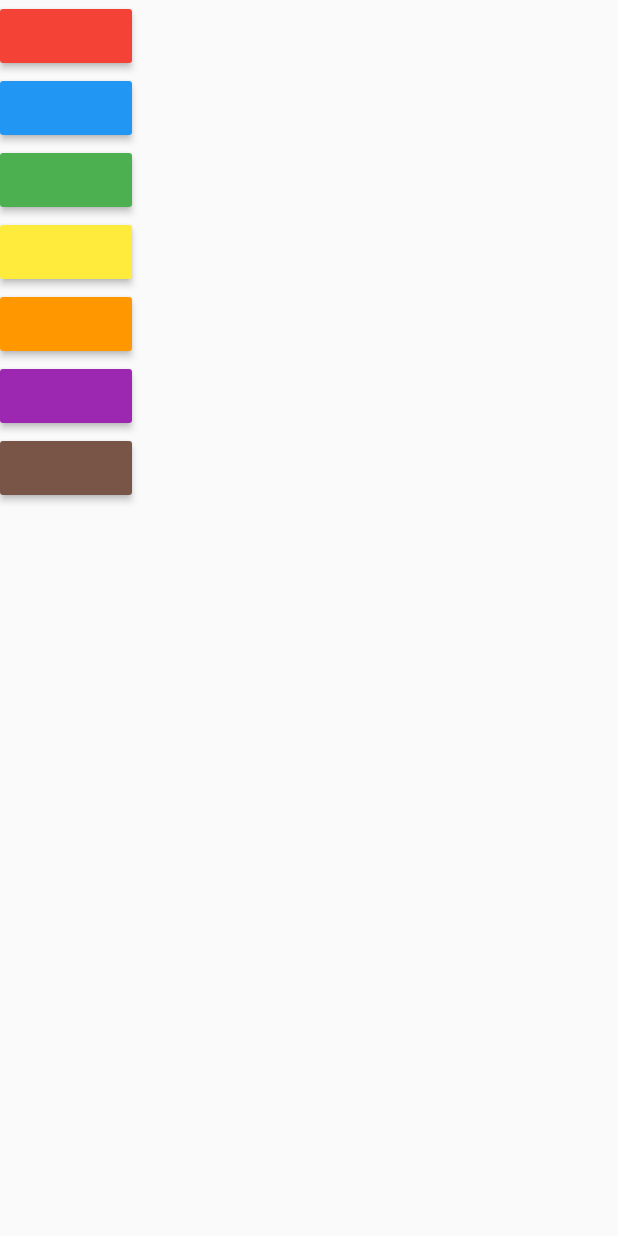
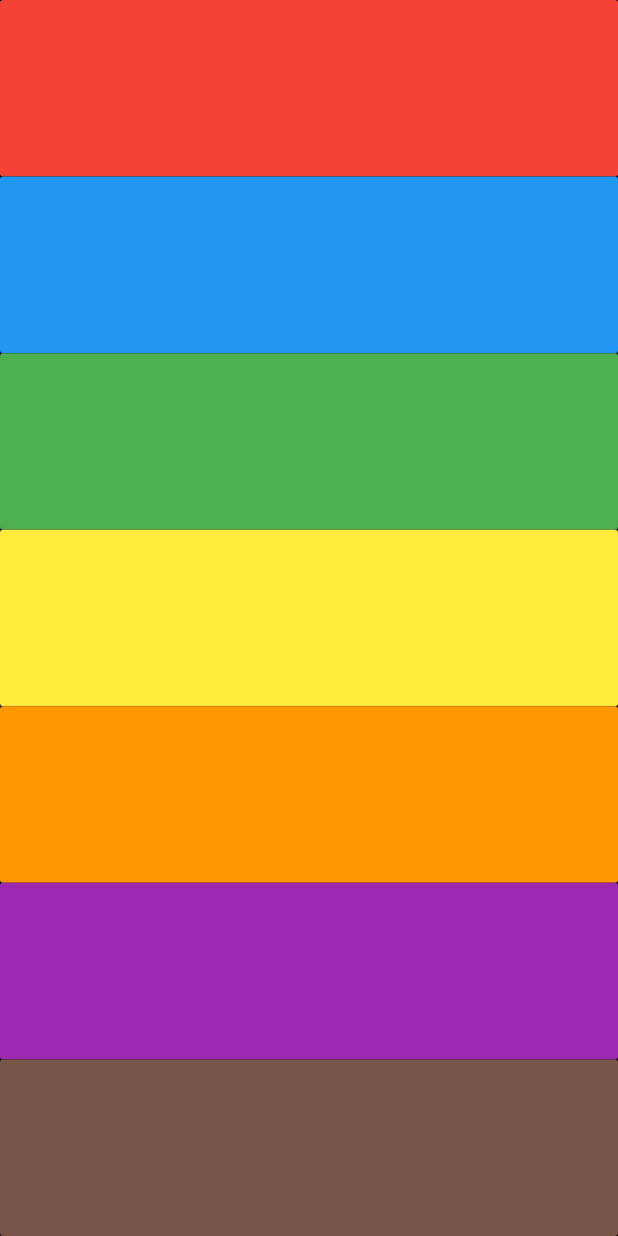
Before and after one commit to manvendrasingh09/Codes, a Flutter app: the screen it shows after launch, on a phone screen of 412 x 824 dp. Run offline on Flutter 3.47's test engine with Material 2 defaults, Android fonts, the phone set to English and light mode, and no system bars; our stand-ins replace audioplayers.

Commit message:
using Android Studio

```diff
--- a/AppDev/xylophone/lib/main.dart
+++ b/AppDev/xylophone/lib/main.dart
@@ -8,63 +8,37 @@ void main() {
 class MyApp extends StatelessWidget {
   const MyApp({super.key});
 
-  void playSound(int a) {
-    final player = AudioPlayer();
-    player.setSource(
-      AssetSource('note$a.wav'),
+  Expanded buildKey(Color color, int a) {
+    return Expanded(
+      child: MaterialButton(
+        color: color,
+        onPressed: () {
+          final player = AudioPlayer();
+          player.setSource(
+            AssetSource('note$a.wav'),
+          );
+          player.resume();
+        },
+      ),
     );
-    player.resume();
   }
 
   @override
   Widget build(BuildContext context) {
     return MaterialApp(
       home: Scaffold(
+        backgroundColor: Colors.black,
         body: SafeArea(
           child: Column(
+            crossAxisAlignment: CrossAxisAlignment.stretch,
             children: [
-              MaterialButton(
-                color: Colors.red,
-                onPressed: () {
-                  playSound(1);
-                },
-              ),
-              MaterialButton(
-                color: Colors.blue,
-                onPressed: () {
-                  playSound(2);
-                },
-              ),
-              MaterialButton(
-                color: Colors.green,
-                onPressed: () {
-                  playSound(3);
-                },
-              ),
-              MaterialButton(
-                color: Colors.yellow,
-                onPressed: () {
-                  playSound(4);
-                },
-              ),
-              MaterialButton(
-                color: Colors.orange,
-                onPressed: () {
-                  playSound(5);
-                },
-              ),
-              MaterialButton(
-                color: Colors.purple,
-                onPressed: () {
-                  playSound(6);
-                },
-              ),
-              MaterialButton(
-                color: Colors.brown,
-                onPressed: () {
-                  playSound(7);
-                },
-              ),
+              buildKey(Colors.red, 1),
+              buildKey(Colors.blue, 2),
+              buildKey(Colors.green, 3),
+              buildKey(Colors.yellow, 4),
+              buildKey(Colors.orange, 5),
+              buildKey(Colors.purple, 6),
+              buildKey(Colors.brown, 7),
             ],
           ),
         ),
```
